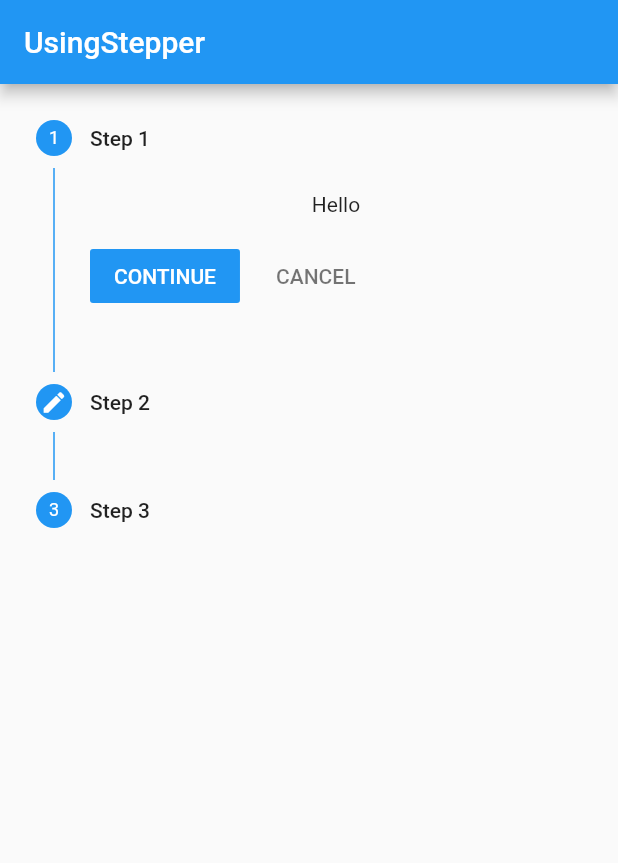
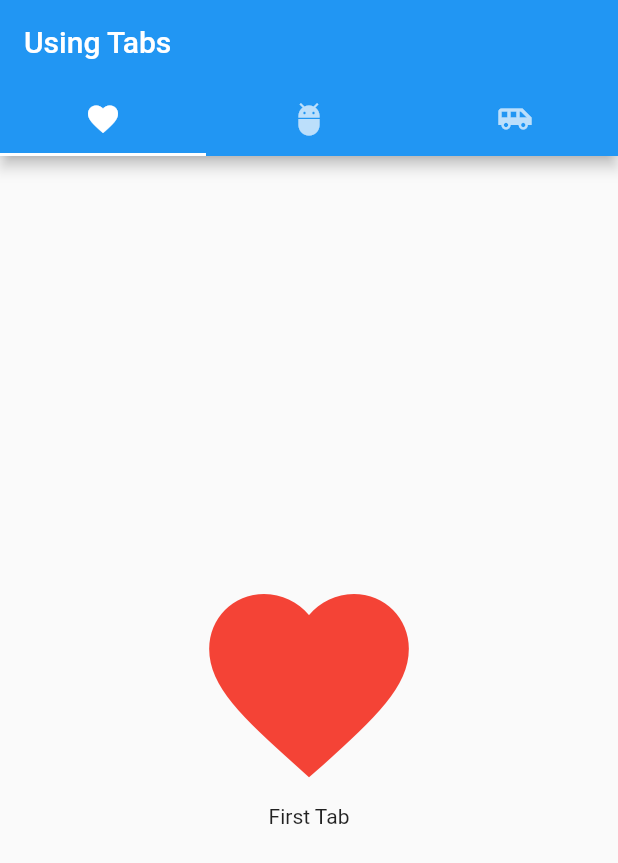
Before and after one commit to LoveqLRC/my_flutter_app, a Flutter app: the screen it shows after launch, on a phone screen of 412 x 824 dp. Shown: the top 863 px of the screen. Run offline on Flutter 3.47's test engine with Material 2 defaults, Android fonts, the phone set to English and light mode, and no system bars.

Commit message:
add tab demo

```diff
--- a/lib/main.dart
+++ b/lib/main.dart
@@ -7,11 +7,12 @@ import 'load_local_json.dart';
 import 'using_http_get.dart';
 import 'using_alter_dialog.dart';
 import 'using_stepper.dart';
+import 'using_tab.dart';
 
 void main() {
   runApp(new MaterialApp(
     title: "UsingStepper",
-    home: new UsingStepper(),
+    home: new UsingTab(),
 //    theme: new ThemeData(primarySwatch: Colors.green),
   ));
 }
--- /dev/null
+++ b/lib/tabs/first_tab.dart
@@ -0,0 +1,22 @@
+import 'package:flutter/material.dart';
+
+class First extends StatelessWidget {
+  @override
+  Widget build(BuildContext context) {
+    return new Container(
+      child: new Center(
+        child: new Column(
+          mainAxisAlignment: MainAxisAlignment.center,
+          children: <Widget>[
+            new Icon(
+              Icons.favorite,
+              size: 160.0,
+              color: Colors.red,
+            ),
+            new Text("First Tab")
+          ],
+        ),
+      ),
+    );
+  }
+}
--- /dev/null
+++ b/lib/using_tab.dart
@@ -0,0 +1,65 @@
+import 'package:flutter/material.dart';
+
+import 'package:my_flutter_app/tabs/first_tab.dart';
+import 'package:my_flutter_app/tabs/second_tab.dart';
+import 'package:my_flutter_app/tabs/third_tab.dart';
+
+class UsingTab extends StatefulWidget {
+  @override
+  State<StatefulWidget> createState() {
+    return new UsingTabState();
+  }
+}
+
+class UsingTabState extends State<UsingTab>
+    with SingleTickerProviderStateMixin {
+  TabController controller;
+
+  @override
+  void initState() {
+    super.initState();
+    controller = new TabController(length: 3, vsync: this);
+  }
+
+  @override
+  void dispose() {
+    controller.dispose();
+    super.dispose();
+  }
+
+  TabBar getTabBar() {
+    return new TabBar(
+      tabs: <Tab>[
+        new Tab(
+          icon: new Icon(Icons.favorite),
+        ),
+        new Tab(
+          icon: new Icon(Icons.adb),
+        ),
+        new Tab(
+          icon: new Icon(Icons.airport_shuttle),
+        )
+      ],
+      controller: controller,
+    );
+  }
+
+  TabBarView getTabBarView(var tabs) {
+    return new TabBarView(
+      children: tabs,
+      controller: controller,
+    );
+  }
+
+  @override
+  Widget build(BuildContext context) {
+    return new Scaffold(
+      appBar: new AppBar(
+        title: new Text("Using Tabs"),
+        backgroundColor: Colors.blue,
+        bottom: getTabBar(),
+      ),
+      body: getTabBarView(<Widget>[new First(),new Second(),new Third()]),
+    );
+  }
+}
```
Also changed, not shown: lib/tabs/second_tab.dart (added, +22 -0 lines), lib/tabs/third_tab.dart (added, +23 -0 lines).
